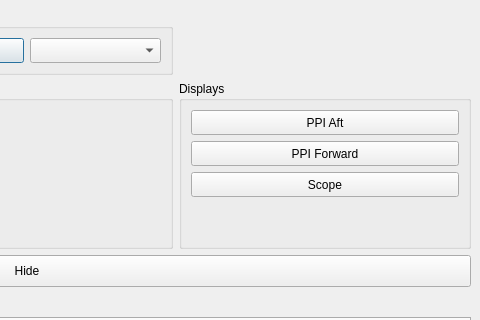
First picture: the form in src/eldoragui/EldoraMain.ui, repository NCAR/eldora_instrument, before the edit; both pictures show x 426 to 906 and y 0 to 320 of the 906 by 803 pixel window.
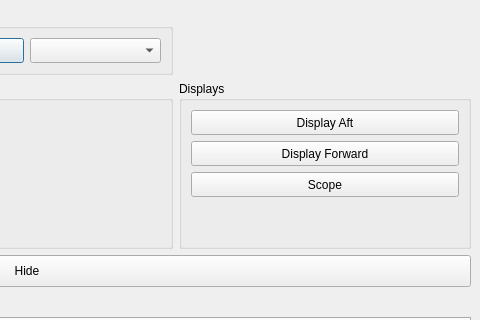
Second picture: the form after the edit.

Patch:
```diff
--- a/src/eldoragui/EldoraMain.ui
+++ b/src/eldoragui/EldoraMain.ui
@@ -234,7 +234,7 @@
            </size>
           </property>
           <property name="text" >
-           <string>PPI Aft</string>
+           <string>Display Aft</string>
           </property>
          </widget>
         </item>
@@ -255,7 +255,7 @@
            </size>
           </property>
           <property name="text" >
-           <string>PPI Forward</string>
+           <string>Display Forward</string>
           </property>
          </widget>
         </item>
```
